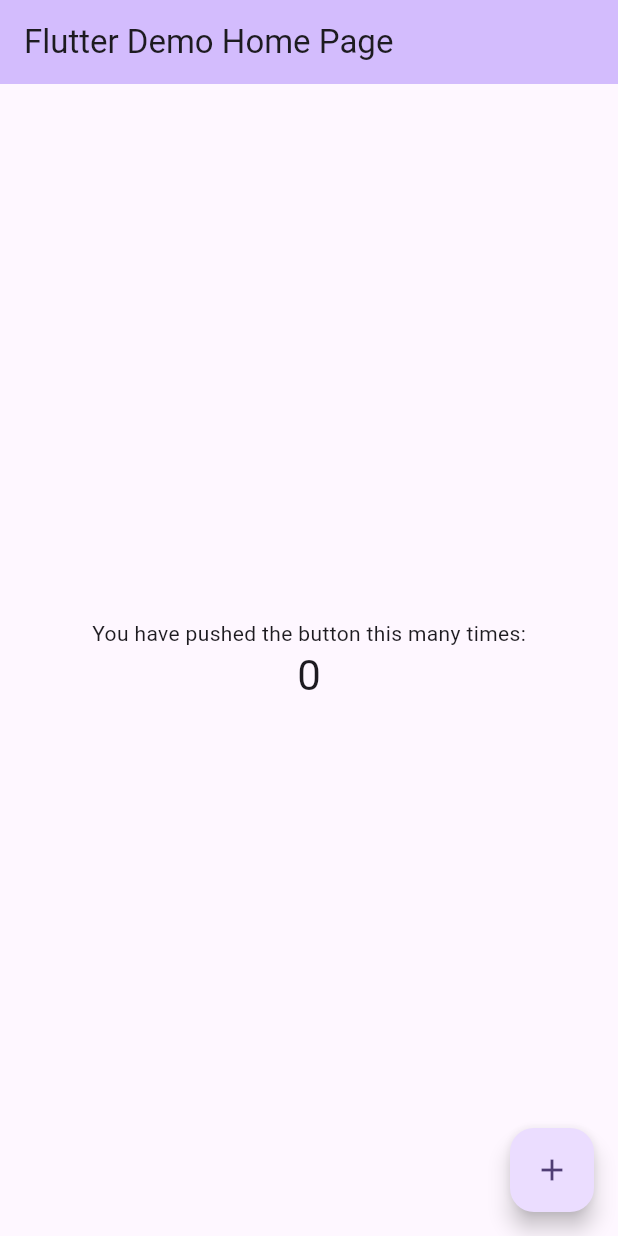
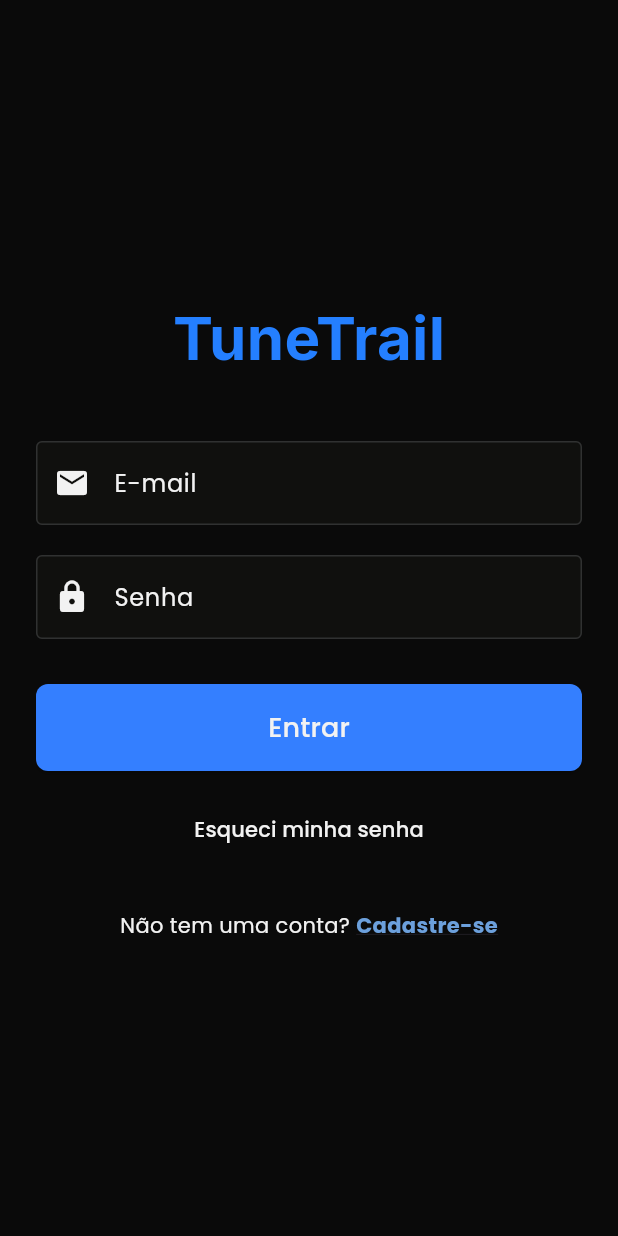
Before and after one commit to allanjfarias/dsi_tunetrail, a Flutter app: the screen it shows after launch, on a phone screen of 412 x 824 dp. Run offline on Flutter 3.47's test engine with Material 3 defaults, Android fonts, the phone set to English and light mode, and no system bars; our stand-ins replace google_fonts; accounts and stored records are empty.

Commit message:
tela de login

```diff
--- a/lib/main.dart
+++ b/lib/main.dart
@@ -1,4 +1,6 @@
 import 'package:flutter/material.dart';
+import 'package:google_fonts/google_fonts.dart';
+import 'view/login.dart';
 
 void main() {
   runApp(const MyApp());
@@ -6,117 +8,15 @@ void main() {
 
 class MyApp extends StatelessWidget {
   const MyApp({super.key});
-
-  // This widget is the root of your application.
   @override
   Widget build(BuildContext context) {
     return MaterialApp(
-      title: 'Flutter Demo',
+      title: 'TuneTrail',
       theme: ThemeData(
-        // This is the theme of your application.
-        //
-        // TRY THIS: Try running your application with "flutter run". You'll see
-        // the application has a purple toolbar. Then, without quitting the app,
-        // try changing the seedColor in the colorScheme below to Colors.green
-        // and then invoke "hot reload" (save your changes or press the "hot
-        // reload" button in a Flutter-supported IDE, or press "r" if you used
-        // the command line to start the app).
-        //
-        // Notice that the counter didn't reset back to zero; the application
-        // state is not lost during the reload. To reset the state, use hot
-        // restart instead.
-        //
-        // This works for code too, not just values: Most code changes can be
-        // tested with just a hot reload.
-        colorScheme: ColorScheme.fromSeed(seedColor: Colors.deepPurple),
+        primarySwatch: Colors.blue,
+        textTheme: GoogleFonts.poppinsTextTheme(),
       ),
-      home: const MyHomePage(title: 'Flutter Demo Home Page'),
+      home: const LoginScreen(),
     );
   }
 }
-
-class MyHomePage extends StatefulWidget {
-  const MyHomePage({super.key, required this.title});
-
-  // This widget is the home page of your application. It is stateful, meaning
-  // that it has a State object (defined below) that contains fields that affect
-  // how it looks.
-
-  // This class is the configuration for the state. It holds the values (in this
-  // case the title) provided by the parent (in this case the App widget) and
-  // used by the build method of the State. Fields in a Widget subclass are
-  // always marked "final".
-
-  final String title;
-
-  @override
-  State<MyHomePage> createState() => _MyHomePageState();
-}
-
-class _MyHomePageState extends State<MyHomePage> {
-  int _counter = 0;
-
-  void _incrementCounter() {
-    setState(() {
-      // This call to setState tells the Flutter framework that something has
-      // changed in this State, which causes it to rerun the build method below
-      // so that the display can reflect the updated values. If we changed
-      // _counter without calling setState(), then the build method would not be
-      // called again, and so nothing would appear to happen.
-      _counter++;
-    });
-  }
-
-  @override
-  Widget build(BuildContext context) {
-    // This method is rerun every time setState is called, for instance as done
-    // by the _incrementCounter method above.
-    //
-    // The Flutter framework has been optimized to make rerunning build methods
-    // fast, so that you can just rebuild anything that needs updating rather
-    // than having to individually change instances of widgets.
-    return Scaffold(
-      appBar: AppBar(
-        // TRY THIS: Try changing the color here to a specific color (to
-        // Colors.amber, perhaps?) and trigger a hot reload to see the AppBar
-        // change color while the other colors stay the same.
-        backgroundColor: Theme.of(context).colorScheme.inversePrimary,
-        // Here we take the value from the MyHomePage object that was created by
-        // the App.build method, and use it to set our appbar title.
-        title: Text(widget.title),
-      ),
-      body: Center(
-        // Center is a layout widget. It takes a single child and positions it
-        // in the middle of the parent.
-        child: Column(
-          // Column is also a layout widget. It takes a list of children and
-          // arranges them vertically. By default, it sizes itself to fit its
-          // children horizontally, and tries to be as tall as its parent.
-          //
-          // Column has various properties to control how it sizes itself and
-          // how it positions its children. Here we use mainAxisAlignment to
-          // center the children vertically; the main axis here is the vertical
-          // axis because Columns are vertical (the cross axis would be
-          // horizontal).
-          //
-          // TRY THIS: Invoke "debug painting" (choose the "Toggle Debug Paint"
-          // action in the IDE, or press "p" in the console), to see the
-          // wireframe for each widget.
-          mainAxisAlignment: MainAxisAlignment.center,
-          children: <Widget>[
-            const Text('You have pushed the button this many times:'),
-            Text(
-              '$_counter',
-              style: Theme.of(context).textTheme.headlineMedium,
-            ),
-          ],
-        ),
-      ),
-      floatingActionButton: FloatingActionButton(
-        onPressed: _incrementCounter,
-        tooltip: 'Increment',
-        child: const Icon(Icons.add),
-      ), // This trailing comma makes auto-formatting nicer for build methods.
-    );
-  }
-}
--- /dev/null
+++ b/lib/view/login.dart
@@ -0,0 +1,112 @@
+import 'package:flutter/material.dart';
+import 'package:google_fonts/google_fonts.dart';
+
+class LoginScreen extends StatelessWidget {
+  const LoginScreen({Key? key}) : super(key: key);
+  @override
+  Widget build(BuildContext context) {
+    return Scaffold(
+      body: Container(
+        color: const Color(0xff0A0A0A),
+      child: Center(
+        child: SingleChildScrollView(
+          padding: const EdgeInsets.all(24.0),
+          child: Column(
+            mainAxisAlignment: MainAxisAlignment.center,
+            children: [
+              Text(
+                'TuneTrail',
+                style: GoogleFonts.inter(
+                  fontSize: 40,
+                  fontWeight: FontWeight.bold,
+                  color: Color(0xff247FFF),
+                ),
+              ),
+              const SizedBox(height: 40),
+              _buildTextField('E-mail', Icons.mail),
+              const SizedBox(height: 20),
+              _buildTextField('Senha', Icons.lock, isPassword: true),
+              const SizedBox(height: 30),
+              SizedBox(
+                width: double.infinity,
+                child: ElevatedButton(
+                  onPressed: (){
+                    // Lógica de login
+                  },
+                  style: ElevatedButton.styleFrom(
+                    padding: const EdgeInsets.symmetric(vertical: 16),
+                    shape: RoundedRectangleBorder(
+                      borderRadius: BorderRadius.circular(8),
+                    ),
+                    backgroundColor: Color(0xff347FFF)
+                  ),
+                  child: const Text(
+                    'Entrar',
+                    style: TextStyle(
+                      color: Color(0xffF2F2F2),
+                      fontSize: 18),
+                  ),
+                ),
+              ),
+              const SizedBox(height: 15),
+              TextButton(
+                onPressed: (){
+                  // Navegar para a tela de recuperação de senha
+                },
+                child: const Text(
+                  'Esqueci minha senha',
+                  style: TextStyle(color: Color(0xffF2F2F2)),
+                ),
+              ),
+              const SizedBox(height: 30),
+              Row(
+                mainAxisAlignment: MainAxisAlignment.center,
+                children: [
+                  const Text(
+                    'Não tem uma conta? ',
+                    style: TextStyle(color: Color(0xffF2F2F2)),
+                  ),
+                  GestureDetector(
+                    onTap: (){
+                      // Navegar para tela de cadastro
+                    },
+                    child: const Text(
+                      'Cadastre-se',
+                      style: TextStyle(
+                        color: Color(0xff6CA0DC),
+                        fontWeight: FontWeight.bold,
+                        decoration: TextDecoration.underline,
+                      ),
+                    ),
+                  ),
+                ],
+              )
+            ],
+          ),
+        ),
+      ),
+      ),
+    );
+
+  }
+}
+
+Widget _buildTextField(String label, IconData icon, {bool isPassword = false}) {
+  return TextField(
+    obscureText: isPassword,
+    decoration: InputDecoration(
+      labelText: label,
+      labelStyle: const TextStyle(color: Color(0xffF2F2F2)),
+      prefixIcon: Icon(icon, color: Color(0xffF2F2F2)),
+      enabledBorder: const OutlineInputBorder(
+        borderSide: BorderSide(color: Color(0xff303131)),
+      ),
+      focusedBorder: const OutlineInputBorder(
+        borderSide: BorderSide(color: Colors.white),
+      ),
+      filled: true,
+      fillColor: Color(0xff10100E),
+    ),
+    style: const TextStyle(color: Colors.white),
+  );
+}
--- a/pubspec.yaml
+++ b/pubspec.yaml
@@ -35,6 +35,7 @@ dependencies:
   # The following adds the Cupertino Icons font to your application.
   # Use with the CupertinoIcons class for iOS style icons.
   cupertino_icons: ^1.0.8
+  google_fonts: ^6.2.1
 
 dev_dependencies:
   flutter_test:
```
Also changed, not shown: pubspec.lock, 2 other files.
